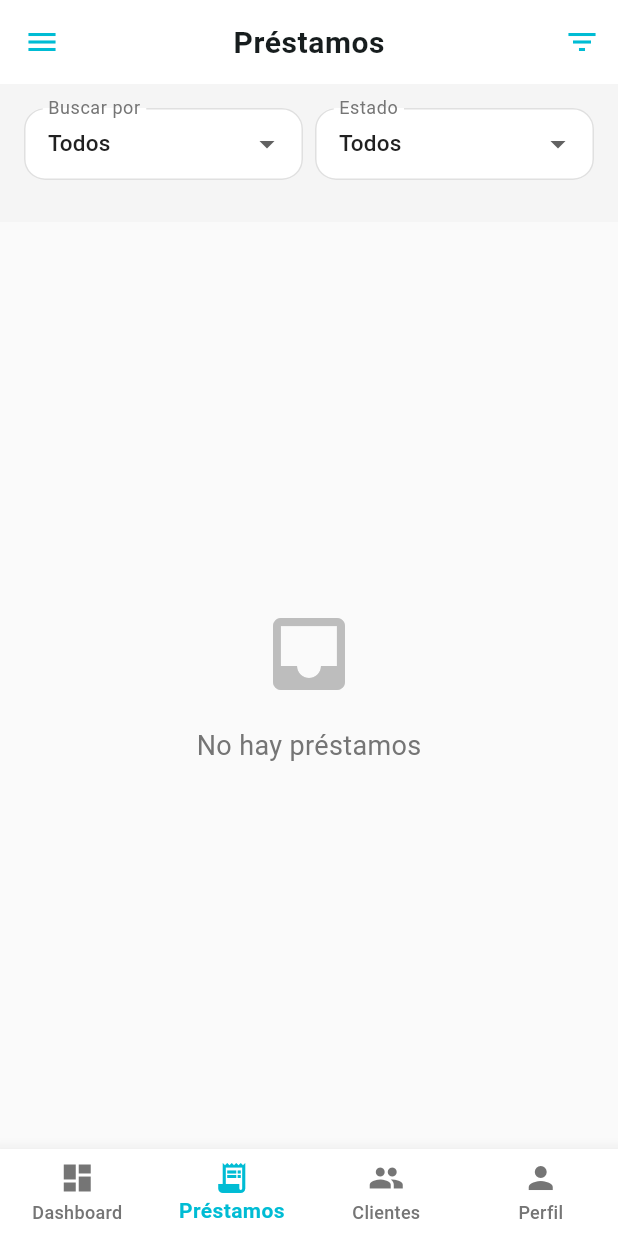
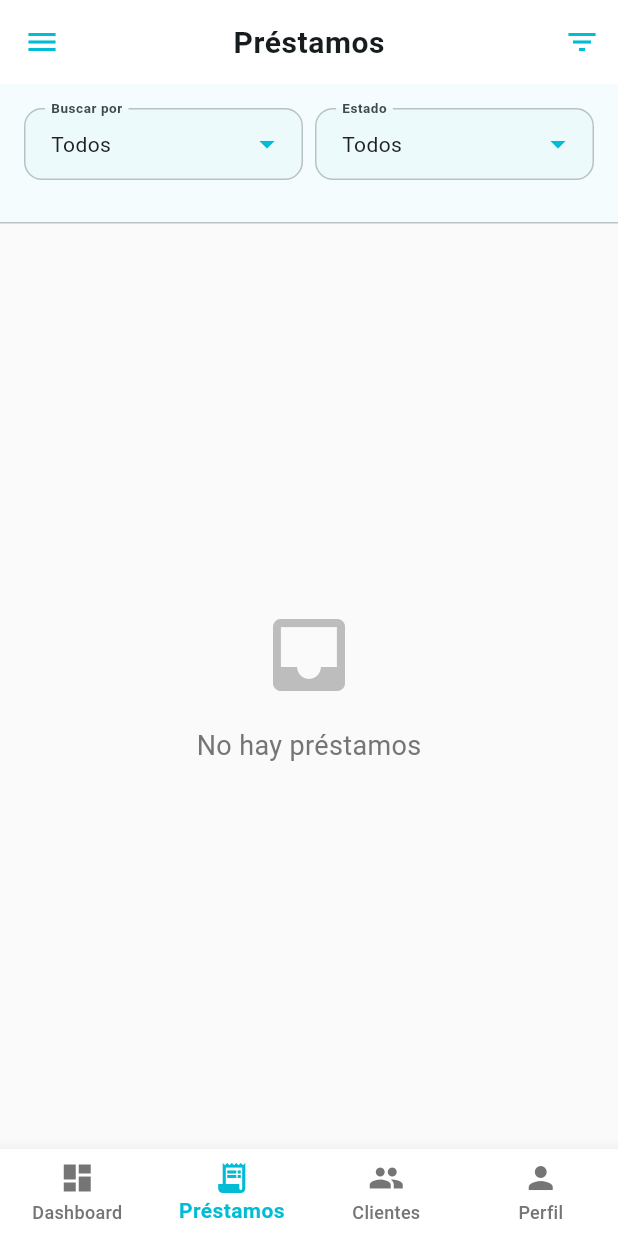
Before and after one commit to HappyCarrot-php/tpay, a Flutter app: the AdminHomePage screen opened by its route, item 2 of the bottom bar chosen, on a phone screen of 412 x 824 dp. Run offline on Flutter 3.47's test engine with Material 3 defaults, Android fonts, the phone set to English and light mode, and no system bars; our stand-ins replace audioplayers, connectivity_plus, dartz, dropdown_search, equatable, file_picker and 12 more; missing offline and left inert: gal; accounts and stored records are empty.

Commit message:
TPay Funcional y completo

```diff
--- a/lib/features/admin/presentation/pages/admin_home_page.dart
+++ b/lib/features/admin/presentation/pages/admin_home_page.dart
@@ -27,6 +27,20 @@ class _AdminHomePageState extends State<AdminHomePage> {
   void initState() {
     super.initState();
     _selectedIndex = widget.initialIndex;
+  }
+
+  @override
+  void didUpdateWidget(covariant AdminHomePage oldWidget) {
+    super.didUpdateWidget(oldWidget);
+    if (oldWidget.initialIndex != widget.initialIndex &&
+      widget.initialIndex >= 0 &&
+      widget.initialIndex < _titles.length) {
+      // Post-frame update avoids setState during build when coming from router rebuilds.
+      WidgetsBinding.instance.addPostFrameCallback((_) {
+        if (!mounted) return;
+        setState(() => _selectedIndex = widget.initialIndex);
+      });
+    }
   }
 
   List<Widget> get _pages => [
--- a/lib/features/admin/presentation/pages/admin_loans_list_page.dart
+++ b/lib/features/admin/presentation/pages/admin_loans_list_page.dart
@@ -459,6 +459,49 @@ class AdminLoansListPageState extends State<AdminLoansListPage> {
 
   @override
   Widget build(BuildContext context) {
+    final theme = Theme.of(context);
+    final isDark = theme.brightness == Brightness.dark;
+    final searchBackground = Color.alphaBlend(
+      theme.colorScheme.primary.withAlpha(isDark ? 18 : 10),
+      theme.colorScheme.surface,
+    );
+    final fieldFillColor = Color.alphaBlend(
+      theme.colorScheme.primary.withAlpha(isDark ? 32 : 18),
+      theme.colorScheme.surface,
+    );
+    final borderColor = theme.dividerColor.withAlpha(isDark ? 70 : 110);
+
+    InputDecoration filterDecoration(
+      String label, {
+      Widget? prefixIcon,
+      Widget? suffixIcon,
+    }) {
+      final labelStyle = theme.textTheme.labelMedium?.copyWith(
+        color: theme.colorScheme.onSurfaceVariant,
+      );
+      return InputDecoration(
+        labelText: label,
+        labelStyle: labelStyle,
+        floatingLabelStyle: labelStyle?.copyWith(fontWeight: FontWeight.w600),
+        prefixIcon: prefixIcon,
+        suffixIcon: suffixIcon,
+        filled: true,
+        fillColor: fieldFillColor,
+        border: OutlineInputBorder(
+          borderRadius: BorderRadius.circular(12),
+        ),
+        enabledBorder: OutlineInputBorder(
+          borderRadius: BorderRadius.circular(12),
+          borderSide: BorderSide(color: borderColor),
+        ),
+        focusedBorder: OutlineInputBorder(
+          borderRadius: BorderRadius.circular(12),
+          borderSide: BorderSide(color: theme.colorScheme.primary),
+        ),
+        contentPadding: const EdgeInsets.symmetric(horizontal: 14, vertical: 12),
+      );
+    }
+
     return Scaffold(
       body: _cargando
           ? const Center(child: CircularProgressIndicator())
@@ -466,7 +509,12 @@ class AdminLoansListPageState extends State<AdminLoansListPage> {
               children: [
                 // Barra de búsqueda y filtros
                 Container(
-                  color: Colors.grey[100],
+                  decoration: BoxDecoration(
+                    color: searchBackground,
+                    border: Border(
+                      bottom: BorderSide(color: borderColor),
+                    ),
+                  ),
                   padding: const EdgeInsets.all(16),
                   child: Column(
                     children: [
@@ -477,11 +525,12 @@ class AdminLoansListPageState extends State<AdminLoansListPage> {
                             flex: 2,
                             child: DropdownButtonFormField<String>(
                               value: _tipoBusqueda,
-                              decoration: const InputDecoration(
-                                labelText: 'Buscar por',
-                                border: OutlineInputBorder(),
-                                contentPadding: EdgeInsets.symmetric(horizontal: 12, vertical: 8),
-                              ),
+                              decoration: filterDecoration('Buscar por'),
+                              dropdownColor: fieldFillColor,
+                              style: theme.textTheme.bodyMedium,
+                              iconEnabledColor: theme.colorScheme.primary,
+                              iconDisabledColor: theme.disabledColor,
+                              borderRadius: BorderRadius.circular(12),
                               items: const [
                                 DropdownMenuItem(value: 'todos', child: Text('Todos')),
                                 DropdownMenuItem(value: 'id_prestamo', child: Text('ID Préstamo')),
@@ -503,11 +552,12 @@ class AdminLoansListPageState extends State<AdminLoansListPage> {
                             flex: 2,
                             child: DropdownButtonFormField<String>(
                               value: _filtroEstado,
-                              decoration: const InputDecoration(
-                                labelText: 'Estado',
-                                border: OutlineInputBorder(),
-                                contentPadding: EdgeInsets.symmetric(horizontal: 12, vertical: 8),
-                              ),
+                              decoration: filterDecoration('Estado'),
+                              dropdownColor: fieldFillColor,
+                              style: theme.textTheme.bodyMedium,
+                              iconEnabledColor: theme.colorScheme.primary,
+                              iconDisabledColor: theme.disabledColor,
+                              borderRadius: BorderRadius.circular(12),
                               items: const [
                                 DropdownMenuItem(value: 'todos', child: Text('Todos')),
                                 DropdownMenuItem(value: 'pagado', child: Text('Pagados')),
@@ -525,17 +575,17 @@ class AdminLoansListPageState extends State<AdminLoansListPage> {
                       if (_tipoBusqueda != 'todos')
                         TextField(
                           controller: _busquedaController,
-                          decoration: InputDecoration(
-                            labelText: _tipoBusqueda == 'id_prestamo'
+                          style: theme.textTheme.bodyMedium,
+                          decoration: filterDecoration(
+                            _tipoBusqueda == 'id_prestamo'
                                 ? 'Ingrese ID del préstamo'
                                 : _tipoBusqueda == 'id_cliente'
                                     ? 'Ingrese ID del cliente'
                                     : 'Ingrese nombre del cliente',
-                            border: const OutlineInputBorder(),
-                            prefixIcon: const Icon(Icons.search),
+                            prefixIcon: Icon(Icons.search, color: theme.colorScheme.primary),
                             suffixIcon: _busquedaController.text.isNotEmpty
                                 ? IconButton(
-                                    icon: const Icon(Icons.clear),
+                                    icon: Icon(Icons.clear, color: theme.colorScheme.primary),
                                     onPressed: () {
                                       setState(() {
                                         _busquedaController.clear();
```
